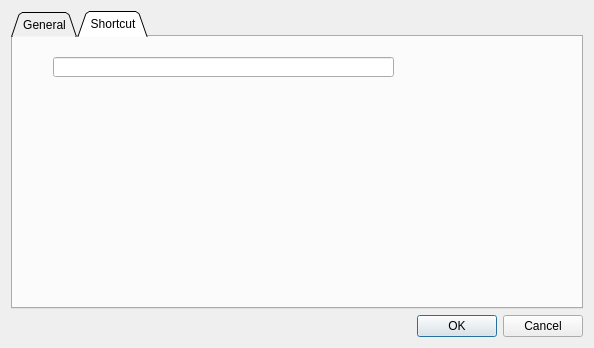
Before: the Qt Designer form editorconfig.ui in ascetic85/LevelEditor-NG, drawn with Qt 5.
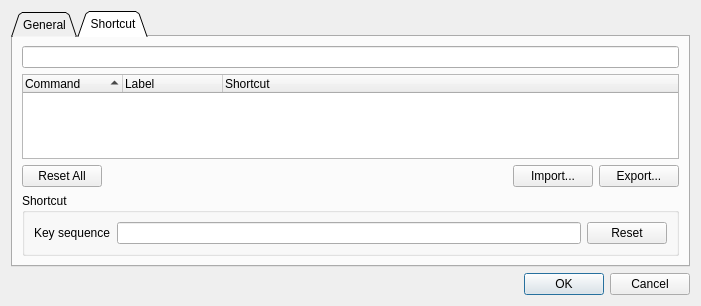
After: the same form once the commit is applied. Custom widgets are drawn as their Qt base class.

Commit message: [#5stock] config with shortcut (xml)

The edit to the form file:
```diff
--- a/editorconfig.ui
+++ b/editorconfig.ui
@@ -6,21 +6,14 @@
    <rect>
     <x>0</x>
     <y>0</y>
-    <width>594</width>
-    <height>348</height>
+    <width>701</width>
+    <height>306</height>
    </rect>
   </property>
   <property name="windowTitle">
    <string>Form</string>
   </property>
   <layout class="QGridLayout" name="gridLayout">
-   <item row="2" column="0">
-    <widget class="QDialogButtonBox" name="buttonBox">
-     <property name="standardButtons">
-      <set>QDialogButtonBox::Cancel|QDialogButtonBox::Ok</set>
-     </property>
-    </widget>
-   </item>
    <item row="1" column="0">
     <widget class="QTabWidget" name="settingsTabWidget">
      <property name="tabShape">
@@ -36,40 +29,56 @@
       <attribute name="title">
        <string>General</string>
       </attribute>
-      <layout class="QGridLayout" name="gridLayout_4">
-       <item row="0" column="0">
         <layout class="QGridLayout" name="gridLayout_3">
-         <item row="3" column="0">
+       <item row="0" column="0">
+        <layout class="QVBoxLayout" name="verticalLayout_2">
+         <item>
+          <widget class="QGroupBox" name="groupBox_2">
+           <property name="title">
+            <string>User Interface</string>
+           </property>
           <layout class="QGridLayout" name="gridLayout_2">
            <item row="0" column="0">
+             <layout class="QVBoxLayout" name="verticalLayout">
+              <item>
+               <layout class="QHBoxLayout" name="horizontalLayout_4">
+                <item>
             <widget class="QLabel" name="colorLabel">
              <property name="text">
               <string>Color</string>
              </property>
             </widget>
            </item>
-           <item row="0" column="1">
+                <item>
+                 <layout class="QHBoxLayout" name="horizontalLayout_3">
+                  <item>
             <widget class="QPushButton" name="pushButton">
              <property name="text">
               <string/>
              </property>
             </widget>
            </item>
-           <item row="0" column="2">
+                  <item>
             <widget class="QPushButton" name="resetbutton">
              <property name="text">
               <string>Reset</string>
              </property>
             </widget>
            </item>
-           <item row="1" column="0">
+                 </layout>
+                </item>
+               </layout>
+              </item>
+              <item>
+               <layout class="QHBoxLayout" name="horizontalLayout_5">
+                <item>
             <widget class="QLabel" name="langLabel">
              <property name="text">
               <string>Language</string>
              </property>
             </widget>
            </item>
-           <item row="1" column="1" colspan="2">
+                <item>
             <widget class="QComboBox" name="langComboBox">
              <item>
               <property name="text">
@@ -90,37 +99,19 @@
            </item>
           </layout>
          </item>
-         <item row="2" column="0">
-          <widget class="Line" name="line">
-           <property name="orientation">
-            <enum>Qt::Horizontal</enum>
-           </property>
+             </layout>
+            </item>
+           </layout>
           </widget>
          </item>
-         <item row="4" column="0">
-          <widget class="QLabel" name="systemLabel">
-           <property name="text">
+         <item>
+          <widget class="QGroupBox" name="groupBox_3">
+           <property name="title">
             <string>System</string>
            </property>
           </widget>
          </item>
-         <item row="0" column="0">
-          <widget class="QLabel" name="uilabel">
-           <property name="text">
-            <string>User Interface</string>
-           </property>
-          </widget>
-         </item>
-         <item row="6" column="0">
-          <widget class="Line" name="line_2">
-           <property name="orientation">
-            <enum>Qt::Horizontal</enum>
-           </property>
-          </widget>
-         </item>
-        </layout>
-       </item>
-       <item row="1" column="0">
+         <item>
         <spacer name="verticalSpacer">
          <property name="orientation">
           <enum>Qt::Vertical</enum>
@@ -134,22 +125,128 @@
         </spacer>
        </item>
       </layout>
+       </item>
+      </layout>
      </widget>
      <widget class="QWidget" name="shortcut">
       <attribute name="title">
        <string>Shortcut</string>
       </attribute>
-      <widget class="Utils::FilterLineEdit" name="lineEdit_2">
-       <property name="geometry">
-        <rect>
-         <x>40</x>
-         <y>20</y>
-         <width>341</width>
+      <layout class="QGridLayout" name="gridLayout_6">
+       <item row="0" column="0">
+        <widget class="Utils::FilterLineEdit" name="lineEdit_2"/>
+       </item>
+       <item row="1" column="0">
+        <widget class="QTreeWidget" name="commandList">
+         <property name="uniformRowHeights">
+          <bool>true</bool>
+         </property>
+         <property name="sortingEnabled">
+          <bool>true</bool>
+         </property>
+         <property name="columnCount">
+          <number>3</number>
+         </property>
+         <attribute name="headerCascadingSectionResizes">
+          <bool>false</bool>
+         </attribute>
+         <attribute name="headerShowSortIndicator" stdset="0">
+          <bool>true</bool>
+         </attribute>
+         <column>
+          <property name="text">
+           <string notr="true">Command</string>
+          </property>
+         </column>
+         <column>
+          <property name="text">
+           <string notr="true">Label</string>
+          </property>
+         </column>
+         <column>
+          <property name="text">
+           <string notr="true">Shortcut</string>
+          </property>
+         </column>
+        </widget>
+       </item>
+       <item row="2" column="0">
+        <layout class="QHBoxLayout" name="horizontalLayout">
+         <item>
+          <widget class="QPushButton" name="pushButton_2">
+           <property name="text">
+            <string>Reset All</string>
+           </property>
+          </widget>
+         </item>
+         <item>
+          <spacer name="horizontalSpacer">
+           <property name="orientation">
+            <enum>Qt::Horizontal</enum>
+           </property>
+           <property name="sizeHint" stdset="0">
+            <size>
+             <width>40</width>
          <height>20</height>
-        </rect>
-       </property>
-      </widget>
-     </widget>
+            </size>
+           </property>
+          </spacer>
+         </item>
+         <item>
+          <widget class="QPushButton" name="pushButton_3">
+           <property name="text">
+            <string>Import...</string>
+           </property>
+          </widget>
+         </item>
+         <item>
+          <widget class="QPushButton" name="pushButton_4">
+           <property name="text">
+            <string>Export...</string>
+           </property>
+          </widget>
+         </item>
+        </layout>
+       </item>
+       <item row="3" column="0">
+        <widget class="QGroupBox" name="groupBox">
+         <property name="title">
+          <string>Shortcut</string>
+         </property>
+         <layout class="QGridLayout" name="gridLayout_5">
+          <item row="0" column="0">
+           <layout class="QHBoxLayout" name="horizontalLayout_2">
+            <item>
+             <widget class="QLabel" name="label">
+              <property name="text">
+               <string>Key sequence</string>
+              </property>
+             </widget>
+            </item>
+            <item>
+             <widget class="Utils::FilterLineEdit" name="lineEdit_3"/>
+            </item>
+            <item>
+             <widget class="QPushButton" name="pushButton_5">
+              <property name="text">
+               <string>Reset</string>
+              </property>
+             </widget>
+            </item>
+           </layout>
+          </item>
+         </layout>
+        </widget>
+       </item>
+      </layout>
+     </widget>
+    </widget>
+   </item>
+   <item row="2" column="0">
+    <widget class="QDialogButtonBox" name="buttonBox">
+     <property name="standardButtons">
+      <set>QDialogButtonBox::Cancel|QDialogButtonBox::Ok</set>
+     </property>
     </widget>
    </item>
   </layout>
```
Lines whose indentation alone changed are shown as unchanged. The commit also changes 6 other files.
